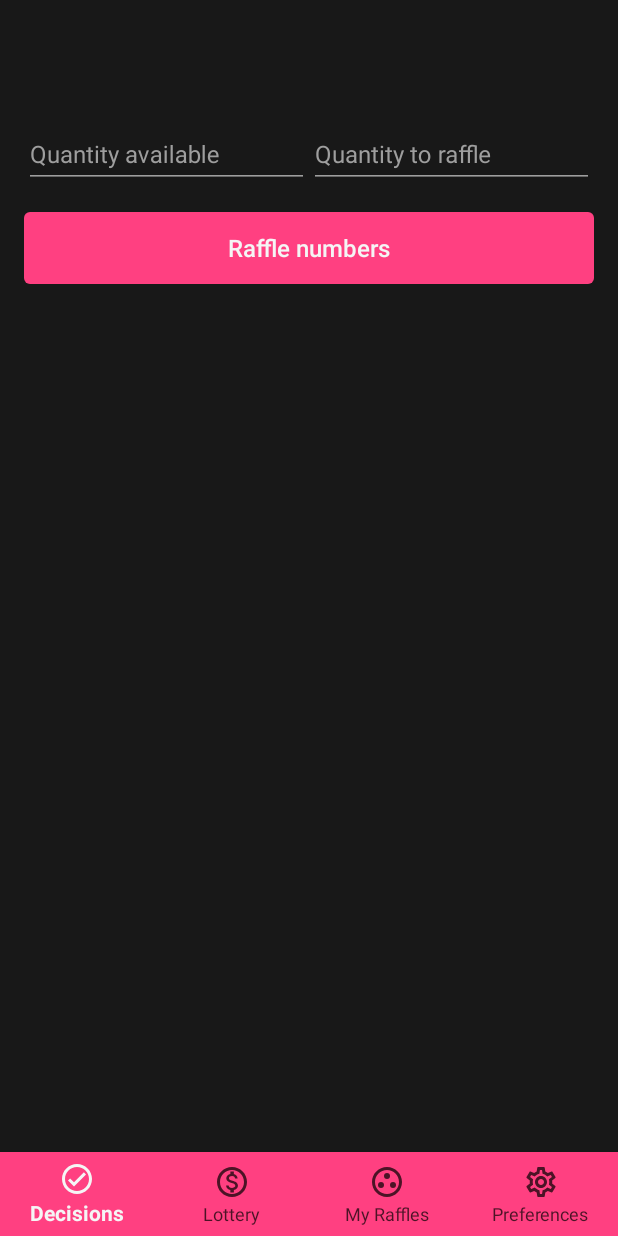
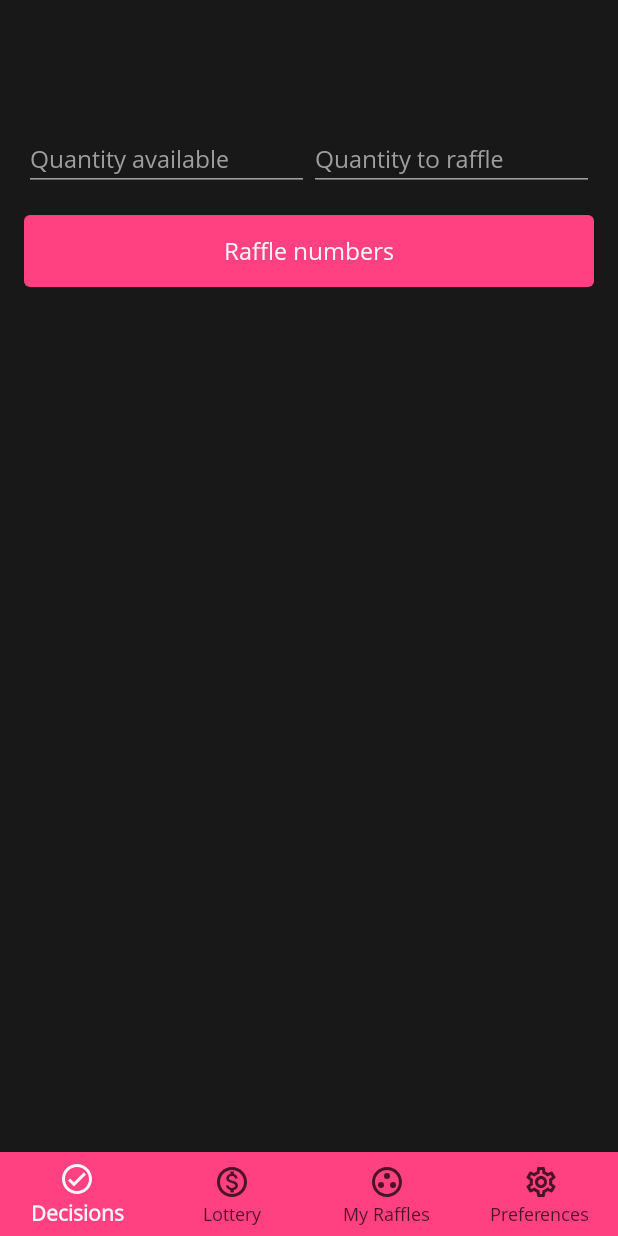
Before and after one commit to fibelatti/raffler-kotlin, an Android app: the LotteryFragment screen opened through its navigation route, on a phone screen of 412 x 824 dp. Run offline under Robolectric (Android 15) with nearby library versions, the phone set to English and light mode, and no system bars; our stand-ins replace Dagger/Hilt's generated code, Room's generated code, navigation-ui; libraries missing offline, so code that uses them is left out: kotlin.coroutines.experimental, kotlinx.coroutines.experimental; 4 statements that could not run were skipped.

Commit message:
Adds custom font

```diff
--- a/app/src/main/res/values/styles.xml
+++ b/app/src/main/res/values/styles.xml
@@ -12,6 +12,7 @@
         <item name="android:statusBarColor">@color/color_status_bar</item>
         <item name="android:fitsSystemWindows">true</item>
         <item name="android:windowAnimationStyle">@style/AppTheme.AppActivityAnimation</item>
+        <item name="fontFamily">@font/opensansregular</item>
         <item name="buttonStyle">@style/AppTheme.ButtonPrimary</item>
     </style>
 
```
Also changed, not shown: app/src/main/res/font/opensansregular.ttf (added).
